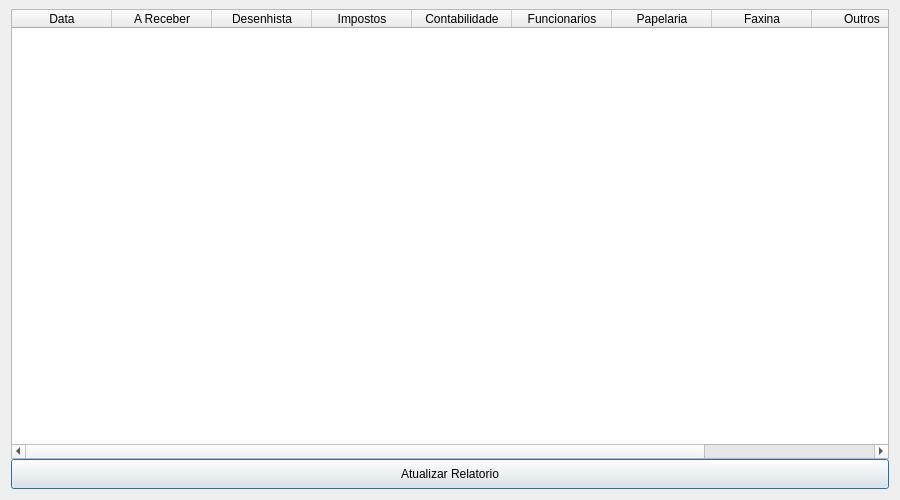
Before: the Qt Designer form screens/relatorio_financeiro.ui in devfabri/Arquitetura-Pereira, drawn with Qt 5.
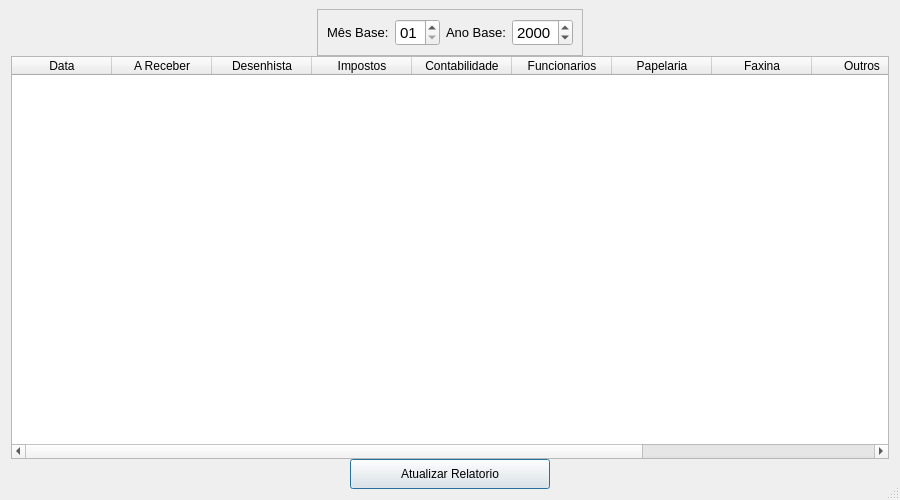
After: the same form once the commit is applied.

```diff
--- a/screens/relatorio_financeiro.ui
+++ b/screens/relatorio_financeiro.ui
@@ -18,13 +18,16 @@
   </property>
   <property name="maximumSize">
    <size>
-    <width>900</width>
+    <width>1000</width>
     <height>500</height>
    </size>
   </property>
   <property name="windowTitle">
    <string>Dialog</string>
   </property>
+  <property name="sizeGripEnabled">
+   <bool>true</bool>
+  </property>
   <layout class="QVBoxLayout" name="verticalLayout">
    <property name="spacing">
     <number>0</number>
@@ -32,6 +35,78 @@
    <property name="topMargin">
     <number>9</number>
    </property>
+   <item alignment="Qt::AlignHCenter">
+    <widget class="QFrame" name="frame">
+     <property name="minimumSize">
+      <size>
+       <width>0</width>
+       <height>35</height>
+      </size>
+     </property>
+     <property name="frameShape">
+      <enum>QFrame::StyledPanel</enum>
+     </property>
+     <property name="frameShadow">
+      <enum>QFrame::Raised</enum>
+     </property>
+     <layout class="QHBoxLayout" name="horizontalLayout">
+      <property name="spacing">
+       <number>6</number>
+      </property>
+      <property name="sizeConstraint">
+       <enum>QLayout::SetDefaultConstraint</enum>
+      </property>
+      <item alignment="Qt::AlignLeft">
+       <widget class="QLabel" name="label">
+        <property name="font">
+         <font>
+          <pointsize>10</pointsize>
+         </font>
+        </property>
+        <property name="text">
+         <string>Mês Base:</string>
+        </property>
+       </widget>
+      </item>
+      <item>
+       <widget class="QDateEdit" name="month">
+        <property name="font">
+         <font>
+          <pointsize>11</pointsize>
+         </font>
+        </property>
+        <property name="displayFormat">
+         <string>MM</string>
+        </property>
+       </widget>
+      </item>
+      <item>
+       <widget class="QLabel" name="label_2">
+        <property name="font">
+         <font>
+          <pointsize>10</pointsize>
+         </font>
+        </property>
+        <property name="text">
+         <string>Ano Base:</string>
+        </property>
+       </widget>
+      </item>
+      <item>
+       <widget class="QDateEdit" name="year">
+        <property name="font">
+         <font>
+          <pointsize>11</pointsize>
+         </font>
+        </property>
+        <property name="displayFormat">
+         <string>yyyy</string>
+        </property>
+       </widget>
+      </item>
+     </layout>
+    </widget>
+   </item>
    <item>
     <widget class="QTableWidget" name="tableWidget">
      <property name="editTriggers">
@@ -100,6 +175,11 @@
        <string>Outros</string>
       </property>
      </column>
+     <column>
+      <property name="text">
+       <string>Extra</string>
+      </property>
+     </column>
      <column>
       <property name="text">
        <string>Relatório</string>
@@ -107,14 +187,20 @@
      </column>
     </widget>
    </item>
-   <item>
+   <item alignment="Qt::AlignHCenter">
     <widget class="QPushButton" name="btn_reload">
      <property name="minimumSize">
       <size>
-       <width>0</width>
+       <width>200</width>
        <height>30</height>
       </size>
      </property>
+     <property name="maximumSize">
+      <size>
+       <width>200</width>
+       <height>16777215</height>
+      </size>
+     </property>
      <property name="text">
       <string>Atualizar Relatorio</string>
      </property>
```
Left out of the diff: 3 changed lines with no effect on the pictures.
